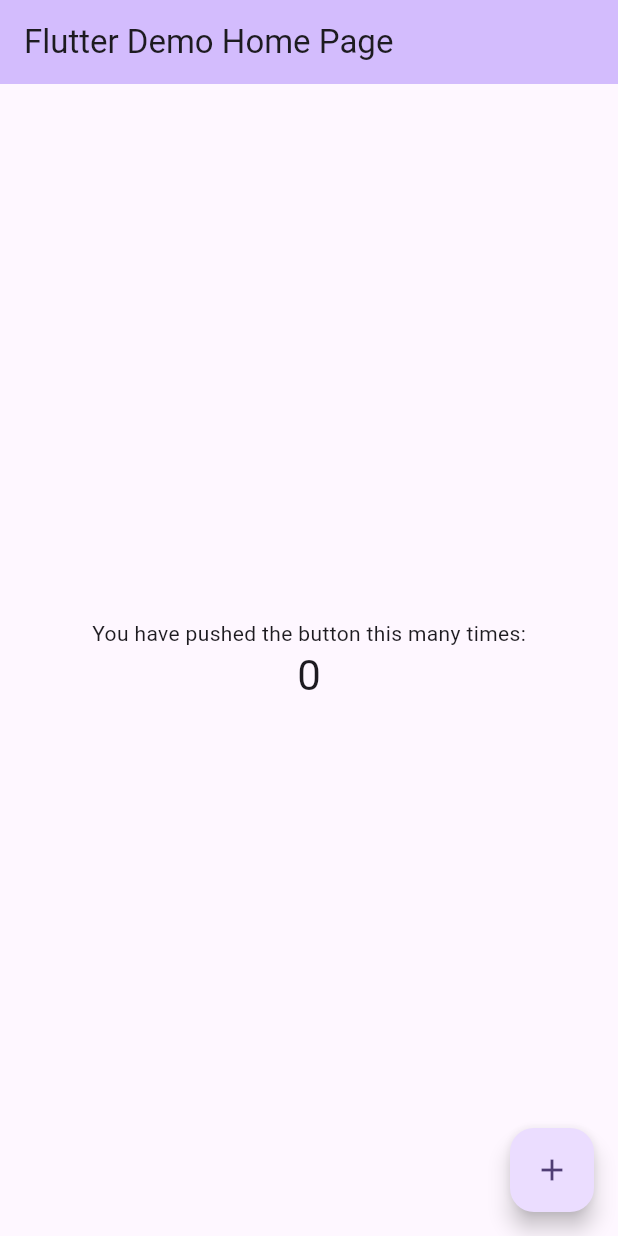
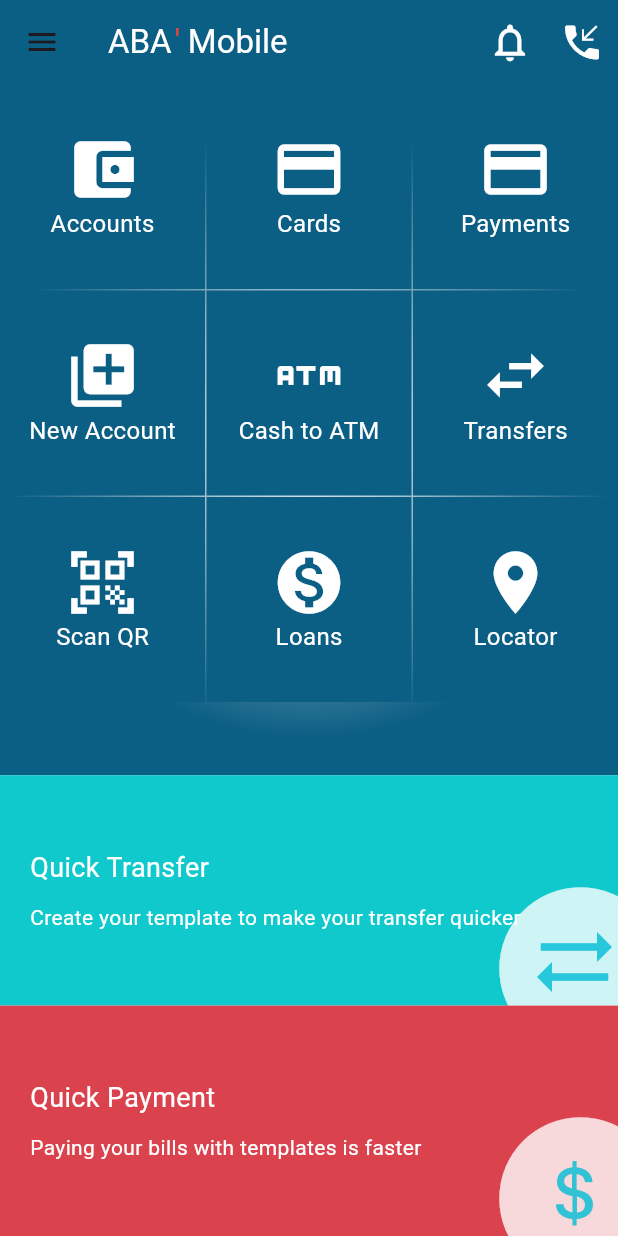
Before and after one commit to VCSophea/Flutter_ABA_Clone, a Flutter app: the screen it shows after launch, on a phone screen of 412 x 824 dp. Run offline on Flutter 3.47's test engine with Material 3 defaults, Android fonts, the phone set to English and light mode, and no system bars.

Commit message:
update homepage done

```diff
--- a/lib/main.dart
+++ b/lib/main.dart
@@ -1,3 +1,4 @@
+import 'package:aba_ui_clone/screens/homescreen.dart';
 import 'package:flutter/material.dart';
 
 void main() {
@@ -7,119 +8,16 @@ void main() {
 class MyApp extends StatelessWidget {
   const MyApp({super.key});
 
-  // This widget is the root of your application.
   @override
   Widget build(BuildContext context) {
     return MaterialApp(
-      title: 'Flutter Demo',
+      title: 'ABA UI Clone',
+      debugShowCheckedModeBanner: false,
       theme: ThemeData(
-        // This is the theme of your application.
-        //
-        // TRY THIS: Try running your application with "flutter run". You'll see
-        // the application has a purple toolbar. Then, without quitting the app,
-        // try changing the seedColor in the colorScheme below to Colors.green
-        // and then invoke "hot reload" (save your changes or press the "hot
-        // reload" button in a Flutter-supported IDE, or press "r" if you used
-        // the command line to start the app).
-        //
-        // Notice that the counter didn't reset back to zero; the application
-        // state is not lost during the reload. To reset the state, use hot
-        // restart instead.
-        //
-        // This works for code too, not just values: Most code changes can be
-        // tested with just a hot reload.
-        colorScheme: ColorScheme.fromSeed(seedColor: Colors.deepPurple),
-        useMaterial3: true,
+        primaryColor: const Color(0xFF0b5e84),
+        primarySwatch: Colors.blue,
       ),
-      home: const MyHomePage(title: 'Flutter Demo Home Page'),
+      home: const Homescreen(),
     );
   }
 }
-
-class MyHomePage extends StatefulWidget {
-  const MyHomePage({super.key, required this.title});
-
-  // This widget is the home page of your application. It is stateful, meaning
-  // that it has a State object (defined below) that contains fields that affect
-  // how it looks.
-
-  // This class is the configuration for the state. It holds the values (in this
-  // case the title) provided by the parent (in this case the App widget) and
-  // used by the build method of the State. Fields in a Widget subclass are
-  // always marked "final".
-
-  final String title;
-
-  @override
-  State<MyHomePage> createState() => _MyHomePageState();
-}
-
-class _MyHomePageState extends State<MyHomePage> {
-  int _counter = 0;
-
-  void _incrementCounter() {
-    setState(() {
-      // This call to setState tells the Flutter framework that something has
-      // changed in this State, which causes it to rerun the build method below
-      // so that the display can reflect the updated values. If we changed
-      // _counter without calling setState(), then the build method would not be
-      // called again, and so nothing would appear to happen.
-      _counter++;
-    });
-  }
-
-  @override
-  Widget build(BuildContext context) {
-    // This method is rerun every time setState is called, for instance as done
-    // by the _incrementCounter method above.
-    //
-    // The Flutter framework has been optimized to make rerunning build methods
-    // fast, so that you can just rebuild anything that needs updating rather
-    // than having to individually change instances of widgets.
-    return Scaffold(
-      appBar: AppBar(
-        // TRY THIS: Try changing the color here to a specific color (to
-        // Colors.amber, perhaps?) and trigger a hot reload to see the AppBar
-        // change color while the other colors stay the same.
-        backgroundColor: Theme.of(context).colorScheme.inversePrimary,
-        // Here we take the value from the MyHomePage object that was created by
-        // the App.build method, and use it to set our appbar title.
-        title: Text(widget.title),
-      ),
-      body: Center(
-        // Center is a layout widget. It takes a single child and positions it
-        // in the middle of the parent.
-        child: Column(
-          // Column is also a layout widget. It takes a list of children and
-          // arranges them vertically. By default, it sizes itself to fit its
-          // children horizontally, and tries to be as tall as its parent.
-          //
-          // Column has various properties to control how it sizes itself and
-          // how it positions its children. Here we use mainAxisAlignment to
-          // center the children vertically; the main axis here is the vertical
-          // axis because Columns are vertical (the cross axis would be
-          // horizontal).
-          //
-          // TRY THIS: Invoke "debug painting" (choose the "Toggle Debug Paint"
-          // action in the IDE, or press "p" in the console), to see the
-          // wireframe for each widget.
-          mainAxisAlignment: MainAxisAlignment.center,
-          children: <Widget>[
-            const Text(
-              'You have pushed the button this many times:',
-            ),
-            Text(
-              '$_counter',
-              style: Theme.of(context).textTheme.headlineMedium,
-            ),
-          ],
-        ),
-      ),
-      floatingActionButton: FloatingActionButton(
-        onPressed: _incrementCounter,
-        tooltip: 'Increment',
-        child: const Icon(Icons.add),
-      ), // This trailing comma makes auto-formatting nicer for build methods.
-    );
-  }
-}
--- /dev/null
+++ b/lib/screens/homescreen.dart
@@ -0,0 +1,181 @@
+import 'package:aba_ui_clone/widgets/aba_logo.dart';
+import 'package:aba_ui_clone/widgets/menu_button.dart';
+import 'package:flutter/cupertino.dart';
+import 'package:flutter/material.dart';
+
+class Homescreen extends StatelessWidget {
+  const Homescreen({super.key});
+
+  @override
+  Widget build(BuildContext context) {
+    return Scaffold(
+      appBar: buildAppBar,
+      drawer: IconButton(
+        onPressed: () {},
+        icon: const Icon(Icons.menu),
+        color: Colors.white,
+      ),
+      body: _buildBody(context),
+    );
+  }
+
+  AppBar get buildAppBar {
+    return AppBar(
+      backgroundColor: const Color(0xFF0b5e84),
+      title: const AbaLogo(),
+      actions: [
+        IconButton(
+          onPressed: () {},
+          icon: const Icon(
+            Icons.notifications_none_outlined,
+            color: Colors.white,
+            size: 30,
+          ),
+        ),
+        IconButton(
+          onPressed: () {},
+          icon: const Icon(
+            Icons.phone_callback,
+            color: Colors.white,
+            size: 30,
+          ),
+        ),
+      ],
+    );
+  }
+
+  Widget _buildBody(BuildContext context) {
+    return Container(
+      color: Colors.white,
+      child: Column(
+        children: [
+          Flexible(
+              flex: 3,
+              child: Container(
+                decoration: BoxDecoration(
+                  gradient: RadialGradient(
+                    colors: [Colors.white, Theme.of(context).primaryColor],
+                  ),
+                ),
+                child: GridView.count(
+                  crossAxisCount: 3,
+                  crossAxisSpacing: 1.0,
+                  mainAxisSpacing: 1.0,
+                  children: const [
+                    MenuButton(icon: Icons.account_balance_wallet, title: "Accounts"),
+                    MenuButton(icon: Icons.credit_card, title: "Cards"),
+                    MenuButton(icon: Icons.payment, title: "Payments"),
+                    MenuButton(icon: Icons.library_add, title: "New Account"),
+                    MenuButton(icon: Icons.atm, title: "Cash to ATM"),
+                    MenuButton(icon: Icons.swap_horiz, title: "Transfers"),
+                    MenuButton(icon: Icons.qr_code_scanner, title: "Scan QR"),
+                    MenuButton(icon: Icons.monetization_on, title: "Loans"),
+                    MenuButton(icon: Icons.place, title: "Locator"),
+                  ],
+                ),
+              )),
+          Flexible(
+            flex: 1,
+            child: Container(
+              padding: const EdgeInsets.only(left: 20),
+              width: double.infinity,
+              color: const Color(0xFF0fc9cc),
+              child: Stack(
+                children: [
+                  const Column(
+                    mainAxisAlignment: MainAxisAlignment.center,
+                    crossAxisAlignment: CrossAxisAlignment.start,
+                    children: [
+                      Text(
+                        "Quick Transfer",
+                        style: TextStyle(
+                          color: Colors.white,
+                          fontSize: 18,
+                        ),
+                      ),
+                      SizedBox(height: 10),
+                      Text(
+                        "Create your template to make your transfer quicker",
+                        style: TextStyle(
+                          color: Colors.white,
+                        ),
+                      ),
+                    ],
+                  ),
+                  Positioned(
+                    right: -40,
+                    bottom: -40,
+                    child: Icon(
+                      Icons.circle,
+                      color: Colors.white.withOpacity(0.8),
+                      size: 130,
+                    ),
+                  ),
+                  Positioned(
+                    right: -1,
+                    bottom: -1,
+                    child: Icon(
+                      Icons.sync_alt,
+                      color: const Color(0xFF00bcd5).withOpacity(0.8),
+                      size: 60,
+                    ),
+                  ),
+                ],
+              ),
+            ),
+          ),
+          Flexible(
+            flex: 1,
+            child: Container(
+              padding: const EdgeInsets.only(left: 20),
+              width: double.infinity,
+              color: const Color(0xFFda424d),
+              child: Stack(
+                children: [
+                  const Column(
+                    mainAxisAlignment: MainAxisAlignment.center,
+                    crossAxisAlignment: CrossAxisAlignment.start,
+                    children: [
+                      Text(
+                        "Quick Payment",
+                        style: TextStyle(
+                          color: Colors.white,
+                          fontSize: 18,
+                        ),
+                      ),
+                      SizedBox(height: 10),
+                      Text(
+                        "Paying your bills with templates is faster",
+                        style: TextStyle(
+                          color: Colors.white,
+                        ),
+                      ),
+                    ],
+                  ),
+                  Positioned(
+                    right: -40,
+                    bottom: -40,
+                    child: Icon(
+                      Icons.circle,
+                      color: Colors.white.withOpacity(0.8),
+                      size: 130,
+                    ),
+                  ),
+                  Positioned(
+                    right: -1,
+                    bottom: -1,
+                    child: Icon(
+                      CupertinoIcons.money_dollar,
+                      color: const Color(0xFF00bcd5).withOpacity(0.8),
+                      size: 60,
+                    ),
+                  ),
+                ],
+              ),
+            ),
+          ),
+        ],
+      ),
+    );
+  }
+}
--- /dev/null
+++ b/lib/widgets/aba_logo.dart
@@ -0,0 +1,24 @@
+import 'package:flutter/material.dart';
+
+class AbaLogo extends StatelessWidget {
+  const AbaLogo({super.key});
+
+  @override
+  Widget build(BuildContext context) {
+    return const Row(
+      children: [
+        Text(
+          'ABA',
+          style: TextStyle(color: Colors.white),
+        ),
+        SizedBox(width: 2.0),
+        Text("'", style: TextStyle(color: Colors.red)),
+        SizedBox(width: 5.0),
+        Text(
+          'Mobile',
+          style: TextStyle(color: Colors.white),
+        ),
+      ],
+    );
+  }
+}
--- /dev/null
+++ b/lib/widgets/menu_button.dart
@@ -0,0 +1,36 @@
+import 'package:flutter/material.dart';
+
+class MenuButton extends StatelessWidget {
+  final IconData icon;
+  final String title;
+  final double size;
+
+  const MenuButton({
+    super.key,
+    required this.icon,
+    required this.title,
+    this.size = 50,
+  });
+
+  @override
+  Widget build(BuildContext context) {
+    return Container(
+      color: Theme.of(context).primaryColor,
+      child: Column(
+        mainAxisAlignment: MainAxisAlignment.center,
+        crossAxisAlignment: CrossAxisAlignment.center,
+        children: [
+          Icon(
+            this.icon,
+            color: Colors.white,
+            size: this.size,
+          ),
+          Text(
+            this.title,
+            style: TextStyle(color: Colors.white, fontSize: 16),
+          ),
+        ],
+      ),
+    );
+  }
+}
```
